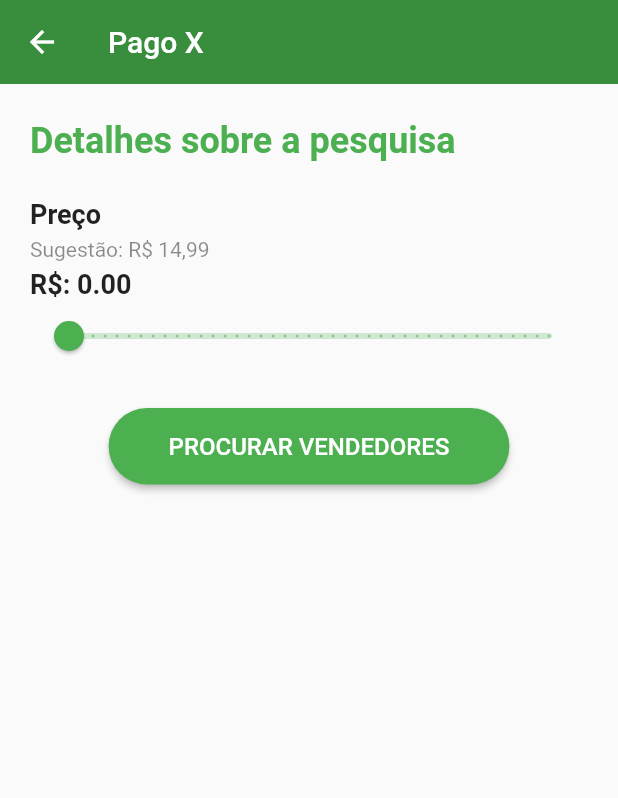
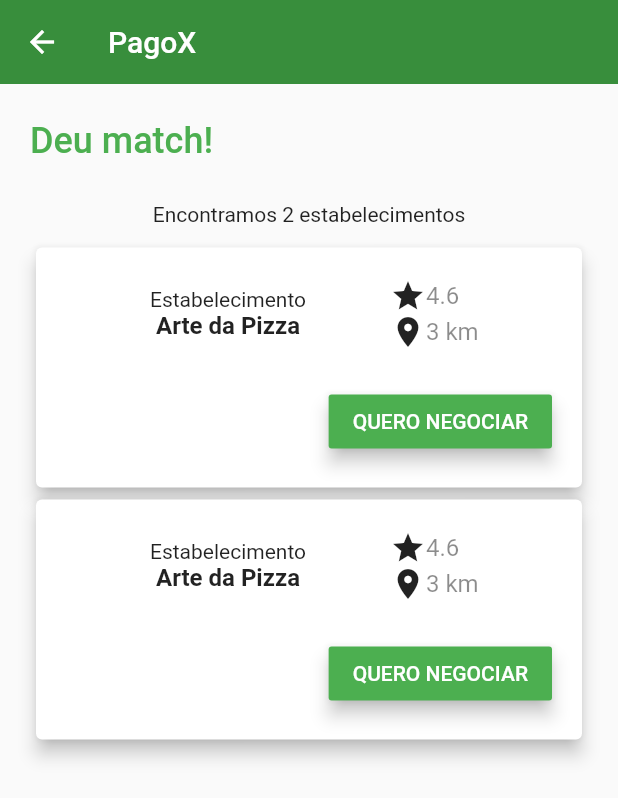
Before and after one commit to arthurcamurca04/pagoX, a Flutter app: the DetelhesProdutoScreen screen opened by its route, after a tap on "PROCURAR VENDEDORES", on a phone screen of 412 x 824 dp. Shown: the top 798 px of the screen. Run offline on Flutter 3.47's test engine with Material 2 defaults, Android fonts, the phone set to English and light mode, and no system bars; our stand-ins replace flutter_mobx, flutter_svg, material_design_icons_flutter, mobx; missing offline and left inert: flutter_sliding_tutorial; generated files the repository leaves out were written again.

Commit message:
incluídas telas de match e negociação

```diff
--- a/lib/main.dart
+++ b/lib/main.dart
@@ -1,8 +1,10 @@
 import 'package:flutter/material.dart';
-import 'package:pagoX/routes/rotas.dart';
-import 'package:pagoX/screens/home_screen.dart';
-import 'package:pagoX/widgets/wrapper.dart';
 
+import 'routes/rotas.dart';
+import 'screens/match_screen.dart';
+import 'screens/negociation_screen.dart';
+import 'widgets/wrapper.dart';
+import 'screens/home_screen.dart';
 import 'screens/cadastrar_conta.dart';
 import 'screens/detalhes_produto_screen.dart';
 import 'screens/login.dart';
@@ -34,6 +36,8 @@ class MyApp extends StatelessWidget {
         Routes.LOGIN: (_) => LoginScreen(),
         Routes.PRODUCT_DETAILS : (_) => DetelhesProdutoScreen(),
         Routes.TUTORIAL: (_) => TutorialPage(),
+        Routes.MATCH: (_) => MatchScreen(),
+        Routes.NEGOCIATION: (_) => NegocitationScreen(),
       },
     );
   }
--- a/lib/routes/rotas.dart
+++ b/lib/routes/rotas.dart
@@ -5,4 +5,6 @@ class Routes {
   static const ADD_USER = 'add-user';
   static const TUTORIAL = 'tutorial';
   static const PRODUCT_DETAILS = 'product-details';
+  static const MATCH = 'match';
+  static const NEGOCIATION = 'negociation';
 }
--- a/lib/screens/detalhes_produto_screen.dart
+++ b/lib/screens/detalhes_produto_screen.dart
@@ -1,4 +1,5 @@
 import 'package:flutter/material.dart';
+import 'package:pagoX/routes/rotas.dart';
 
 class DetelhesProdutoScreen extends StatefulWidget {
   @override
@@ -92,7 +93,9 @@ class _DetelhesProdutoScreenState extends State<DetelhesProdutoScreen> {
                   horizontal: 40,
                   vertical: 16,
                 ),
-                onPressed: () {},
+                onPressed: () {
+                  Navigator.of(context).pushNamed(Routes.MATCH);
+                },
                 color: Theme.of(context).accentColor,
                 child: Text(
                   'PROCURAR VENDEDORES',
--- /dev/null
+++ b/lib/screens/match_screen.dart
@@ -0,0 +1,145 @@
+import 'package:flutter/material.dart';
+import 'package:pagoX/routes/rotas.dart';
+
+class MatchScreen extends StatelessWidget {
+  final GlobalKey _scaffoldKey = GlobalKey<ScaffoldState>();
+
+  Widget cardNegociacao(BuildContext context) {
+    return Container(
+      padding: EdgeInsets.all(20),
+      child: Column(
+        children: <Widget>[
+          Row(
+            mainAxisAlignment: MainAxisAlignment.spaceBetween,
+            children: <Widget>[
+              Expanded(
+                flex: 2,
+                child: Column(
+                  mainAxisAlignment: MainAxisAlignment.start,
+                  mainAxisSize: MainAxisSize.min,
+
+                  children: <Widget>[
+                    Text('Estabelecimento',
+                        style: TextStyle(
+                          fontSize: 14,
+                        )),
+                    Text('Arte da Pizza',
+                        style: TextStyle(
+                          fontWeight: FontWeight.bold,
+                          fontSize: 16,
+                        )),
+                  ],
+                ),
+              ),
+              Expanded(
+                flex: 1,
+                child: Column(
+                  crossAxisAlignment: CrossAxisAlignment.start,
+                  children: <Widget>[
+                    Row(
+                      children: <Widget>[
+                        Icon(Icons.star),
+                    Text(
+                      '4.6',
+                      style: TextStyle(
+                        fontSize: 16,
+                        color: Colors.black45,
+                      ),
+                    ),
+                      ],
+                    ),
+
+                    Row(
+                      children: <Widget>[
+                        Icon(Icons.location_on),
+                    Text(
+                      '3 km',
+                      style: TextStyle(
+                        fontSize: 16,
+                        color: Colors.black45,
+                      ),
+                    ),
+                      ],
+                    ),
+                  ],
+                ),
+              ),
+            ],
+          ),
+          SizedBox(
+            height: 24,
+          ),
+          Container(
+            alignment: Alignment.centerRight,
+            width: double.infinity,
+            child: RaisedButton(
+              elevation: 5,
+              onPressed: () {
+                Navigator.of(context).pushNamed(Routes.NEGOCIATION);
+              },
+              color: Colors.green,
+              child: Text(
+                'QUERO NEGOCIAR',
+                style: TextStyle(color: Colors.white),
+              ),
+            ),
+          )
+        ],
+      ),
+    );
+  }
+
+  @override
+  Widget build(BuildContext context) {
+    Size size = MediaQuery.of(context).size;
+
+    return Scaffold(
+      key: _scaffoldKey,
+      appBar: AppBar(
+        title: Text('PagoX'),
+      ),
+      body: Column(
+        mainAxisSize: MainAxisSize.min,
+        mainAxisAlignment: MainAxisAlignment.center,
+        children: <Widget>[
+          SizedBox(height: 24),
+          Container(
+            padding: EdgeInsets.symmetric(horizontal: 20),
+            width: double.infinity,
+            height: 45,
+            child: Text(
+              'Deu match!',
+              textAlign: TextAlign.start,
+              style: TextStyle(
+                fontSize: 24,
+                fontWeight: FontWeight.w500,
+                color: Theme.of(context).accentColor,
+              ),
+            ),
+          ),
+          SizedBox(height: 10),
+          Container(
+            child: Text('Encontramos 2 estabelecimentos'),
+          ),
+          SizedBox(height: 10),
+          Container(
+            height: size.height * 0.7,
+            padding: EdgeInsets.symmetric(horizontal: 20),
+            child: DefaultTabController(
+              length: 2,
+              child: ListView.builder(
+                itemCount: 2,
+                itemBuilder: (BuildContext context, int index) {
+                  return Card(
+                    elevation: 5,
+                    child: cardNegociacao(context),
+                  );
+                },
+              ),
+            ),
+          )
+        ],
+      ),
+    );
+  }
+}
```
Also changed, not shown: lib/screens/negociation_screen.dart (added, +196 -0 lines).
